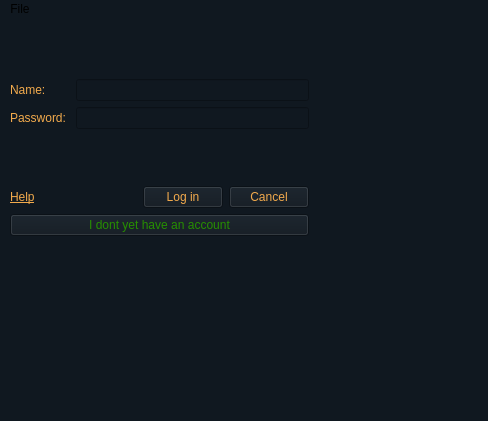
Qt form Log-in page.ui (Harrrrison/Alevel2020Coursework) before a commit.
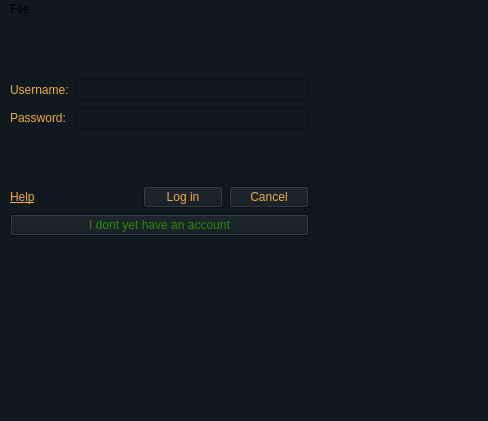
The same form after that commit.

Diff of the .ui file:
```diff
--- a/Log-in page.ui
+++ b/Log-in page.ui
@@ -63,7 +63,7 @@
 </string>
              </property>
              <property name="text">
-              <string>Name:</string>
+              <string>Username:</string>
              </property>
             </widget>
            </item>
```
